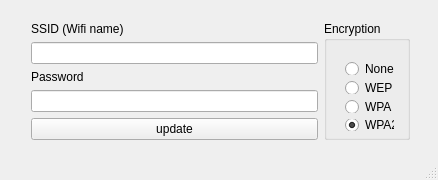
Above: mainwindow.ui from airboxlab/WifiConfigTool before the change. Below: the same form after it.
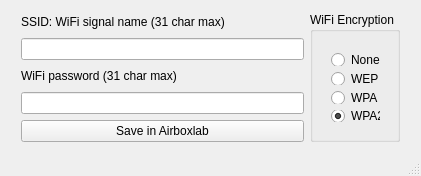
That is the form after the change.

Commit message: Change message when saving option prompted and displayed text

Diff of the .ui file:
```diff
--- a/mainwindow.ui
+++ b/mainwindow.ui
@@ -6,10 +6,22 @@
    <rect>
     <x>0</x>
     <y>0</y>
-    <width>438</width>
-    <height>180</height>
+    <width>421</width>
+    <height>176</height>
    </rect>
   </property>
+  <property name="minimumSize">
+   <size>
+    <width>421</width>
+    <height>176</height>
+   </size>
+  </property>
+  <property name="maximumSize">
+   <size>
+    <width>421</width>
+    <height>176</height>
+   </size>
+  </property>
   <property name="windowTitle">
    <string>MainWindow</string>
   </property>
@@ -17,10 +29,10 @@
    <widget class="QWidget" name="layoutWidget">
     <property name="geometry">
      <rect>
-      <x>20</x>
-      <y>10</y>
+      <x>10</x>
+      <y>0</y>
       <width>401</width>
-      <height>141</height>
+      <height>155</height>
      </rect>
     </property>
     <layout class="QVBoxLayout" name="verticalLayout_3">
@@ -31,7 +43,7 @@
          <item>
           <widget class="QLabel" name="label_2">
            <property name="text">
-            <string>SSID (Wifi name)</string>
+            <string>SSID: WiFi signal name (31 char max)</string>
            </property>
           </widget>
          </item>
@@ -45,7 +57,7 @@
          <item>
           <widget class="QLabel" name="label_3">
            <property name="text">
-            <string>Password</string>
+            <string>WiFi password (31 char max)</string>
            </property>
           </widget>
          </item>
@@ -59,7 +71,7 @@
          <item>
           <widget class="QPushButton" name="update">
            <property name="text">
-            <string>update</string>
+            <string>Save in Airboxlab</string>
            </property>
           </widget>
          </item>
@@ -69,12 +81,12 @@
         <widget class="QGroupBox" name="encryption">
          <property name="maximumSize">
           <size>
-           <width>16777215</width>
+           <width>90</width>
            <height>130</height>
           </size>
          </property>
          <property name="title">
-          <string>Encryption</string>
+          <string>WiFi Encryption</string>
          </property>
          <widget class="QWidget" name="layoutWidget">
           <property name="geometry">
```
Left out of the diff: 2 changed lines with no effect on the pictures. The commit also changes 2 other files.
